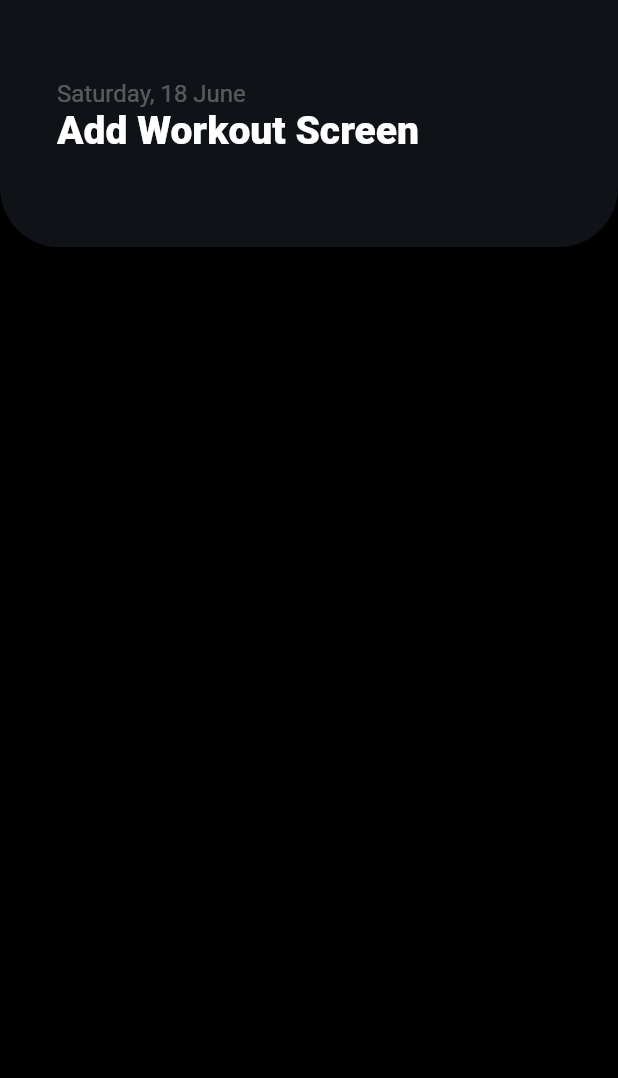
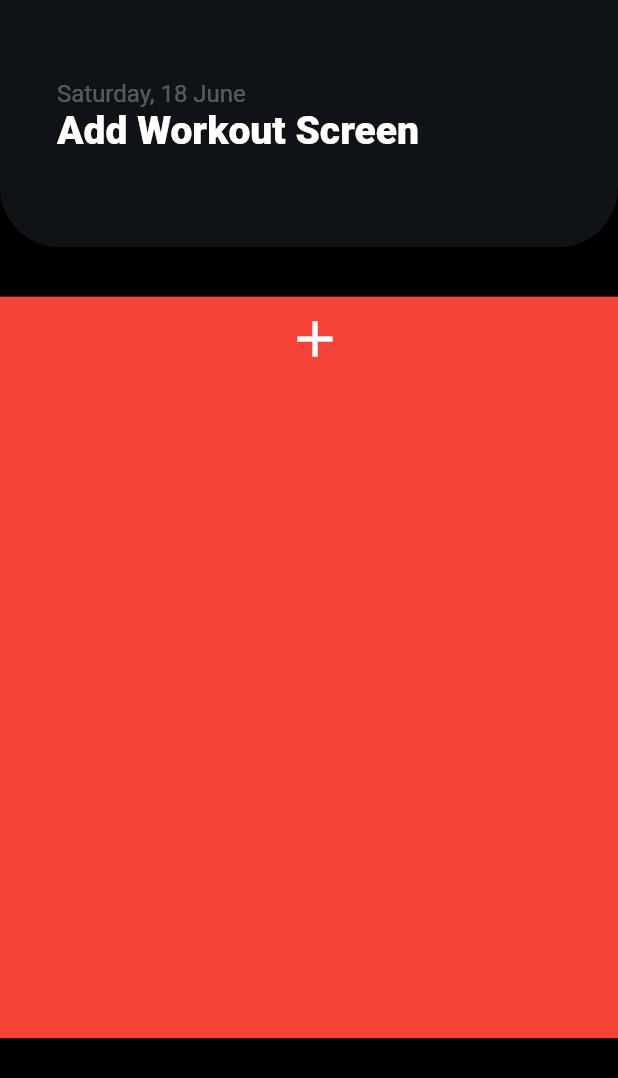
Before and after one commit to RafaelHerrero/gym-bud-front, a Flutter app: the CreateWorkoutScreen screen opened directly with empty values, on a phone screen of 412 x 824 dp. Shown: the top 1078 px of the screen. Run offline on Flutter 3.47's test engine with Material 2 defaults, Android fonts, the phone set to English and light mode, and no system bars.

```diff
--- a/lib/main.dart
+++ b/lib/main.dart
@@ -16,6 +16,10 @@ class MyApp extends StatelessWidget {
       debugShowCheckedModeBanner: false,
       theme: ThemeData(
         primarySwatch: Colors.blue,
+        bottomAppBarTheme: const BottomAppBarTheme(
+          color: boxColor,
+          elevation: 0,
+        ),
         elevatedButtonTheme: ElevatedButtonThemeData(
           style: raisedButtonStyle,
         ),
--- a/lib/screens/user_screens/user_add_workout_screen.dart
+++ b/lib/screens/user_screens/user_add_workout_screen.dart
@@ -13,6 +13,34 @@ class CreateWorkoutScreen extends StatefulWidget {
 
 class _CreateWorkoutScreenState extends State<CreateWorkoutScreen> {
 
+  Widget addWorkoutPlan(height) {
+    return Positioned(
+        top: height * 0.24,
+        left: 0,
+        right: 0,
+        child: Container(
+          height: height * 0.6,
+          color: Colors.red,
+          child: Column(
+            crossAxisAlignment: CrossAxisAlignment.center,
+            children: [
+              IconButton(
+                icon: const Icon(
+                  Icons.add,
+                  color: Colors.white,
+                  size: 40,
+                ),
+                alignment: Alignment.center,
+                onPressed: () {
+                  print('a');
+              },
+              ),
+            ],
+          ),
+        ),
+    );
+  }
+
   @override
   Widget build(BuildContext context){
     final height = MediaQuery.of(context).size.height;
@@ -20,7 +48,8 @@ class _CreateWorkoutScreenState extends State<CreateWorkoutScreen> {
       backgroundColor: Colors.black,
       body: Stack(
         children: [
-          topInformationBar(height, "Add Workout Screen")
+          topInformationBar(height, "Add Workout Screen"),
+          addWorkoutPlan(height)
         ],
       ),
     );
```
Also changed, not shown: lib/screens/user_screen.dart (+46 -27 lines), lib/screens/user_screens/user_home_screen.dart (+25 -34 lines), lib/screens/workout_screen.dart (+2 -18 lines), lib/utilities/common_widgets.dart (+16 -0 lines), lib/models/exercise_plan_workout_model.dart (renamed from lib/models/models.dart).
